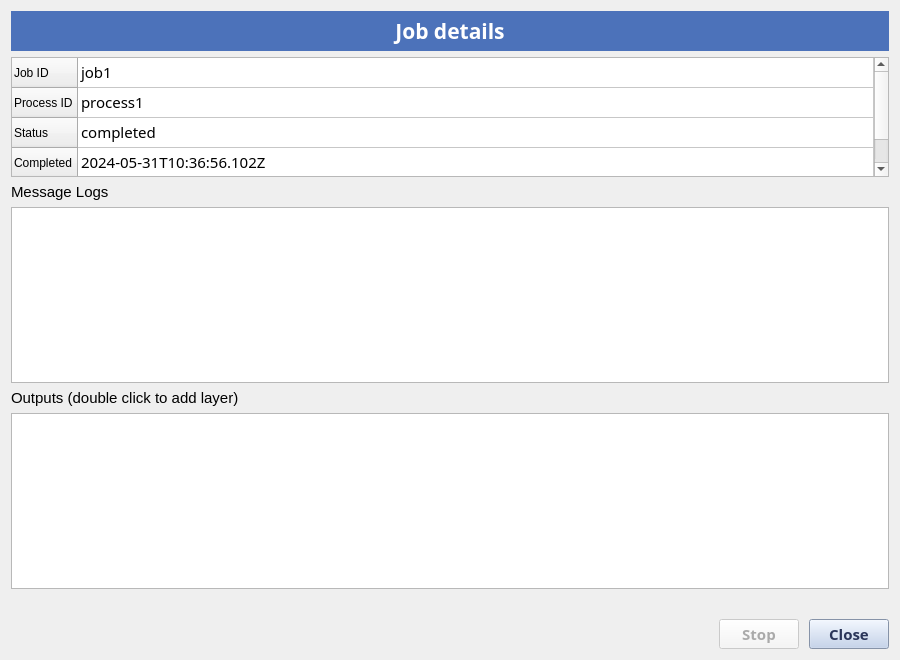
Above: eodh_qgis/ui/job_detail.ui from EO-DataHub/eodh-qgis before the change. Below: the same form after it.
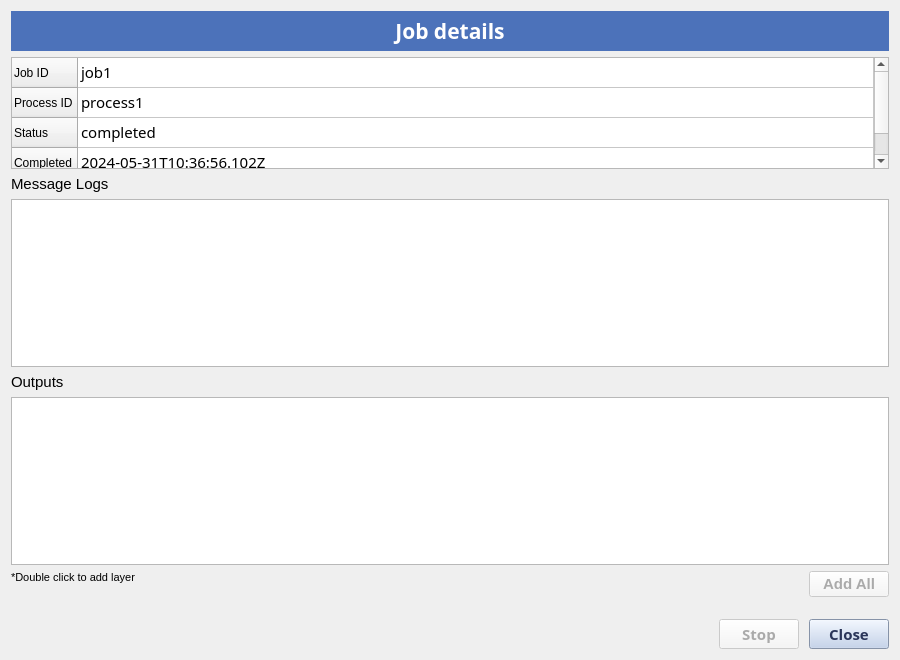
That is the form after the change.

Commit message: Add button to add all layers

```diff
--- a/eodh_qgis/ui/job_detail.ui
+++ b/eodh_qgis/ui/job_detail.ui
@@ -153,7 +153,7 @@
       </font>
      </property>
      <property name="text">
-      <string>Outputs (double click to add layer)</string>
+      <string>Outputs</string>
      </property>
     </widget>
    </item>
@@ -176,6 +176,55 @@
      </attribute>
     </widget>
    </item>
+   <item>
+    <layout class="QHBoxLayout" name="horizontalLayout_2">
+     <item>
+      <widget class="QLabel" name="label_4">
+       <property name="font">
+        <font>
+         <pointsize>8</pointsize>
+        </font>
+       </property>
+       <property name="text">
+        <string>*Double click to add layer</string>
+       </property>
+       <property name="alignment">
+        <set>Qt::AlignLeading|Qt::AlignLeft|Qt::AlignTop</set>
+       </property>
+      </widget>
+     </item>
+     <item>
+      <spacer name="horizontalSpacer_2">
+       <property name="orientation">
+        <enum>Qt::Horizontal</enum>
+       </property>
+       <property name="sizeHint" stdset="0">
+        <size>
+         <width>40</width>
+         <height>20</height>
+        </size>
+       </property>
+      </spacer>
+     </item>
+     <item>
+      <widget class="QPushButton" name="add_all_button">
+       <property name="enabled">
+        <bool>false</bool>
+       </property>
+       <property name="font">
+        <font>
+         <pointsize>11</pointsize>
+         <weight>75</weight>
+         <bold>true</bold>
+        </font>
+       </property>
+       <property name="text">
+        <string>Add All</string>
+       </property>
+      </widget>
+     </item>
+    </layout>
+   </item>
    <item>
     <spacer name="verticalSpacer">
      <property name="orientation">
```
The commit also changes 1 other file.
